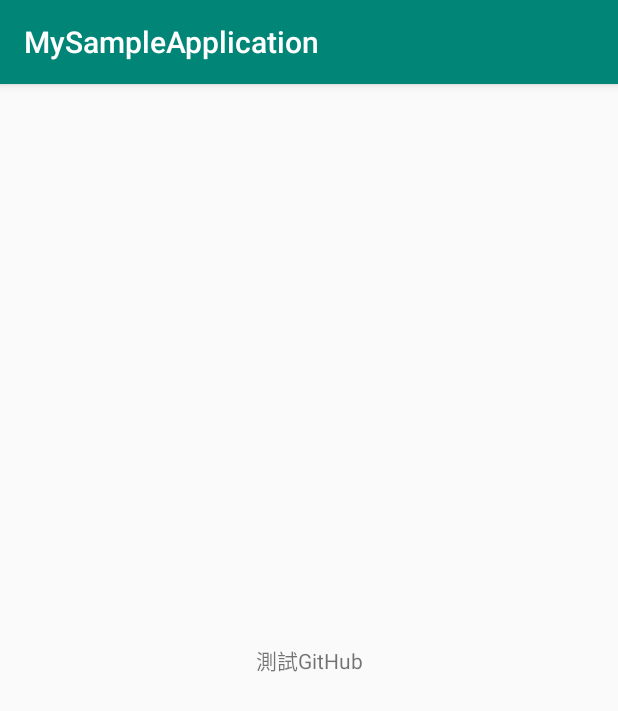
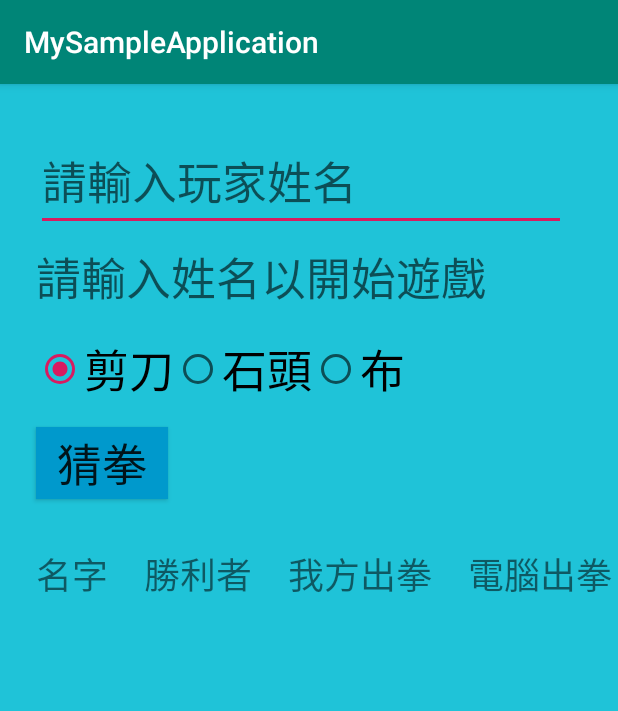
Before and after one commit to yangpeiching/MyAndroidProject, an Android app: the screen it shows after launch (MainActivity), on a phone screen of 412 x 824 dp. Shown: the top 711 px of the screen. Run offline under Robolectric (Android 15) with nearby library versions, the phone set to English and light mode, and no system bars.

Commit message:
modified text size
modified text size

```diff
--- a/app/src/main/res/layout/activity_main.xml
+++ b/app/src/main/res/layout/activity_main.xml
@@ -4,15 +4,117 @@
     xmlns:tools="http://schemas.android.com/tools"
     android:layout_width="match_parent"
     android:layout_height="match_parent"
+    android:background="#DF00BCD4"
     tools:context=".MainActivity">
 
-    <TextView
+    <EditText
+        android:id="@+id/ed_name"
         android:layout_width="wrap_content"
         android:layout_height="wrap_content"
-        android:text="測試GitHub"
-        app:layout_constraintBottom_toBottomOf="parent"
-        app:layout_constraintLeft_toLeftOf="parent"
-        app:layout_constraintRight_toRightOf="parent"
+        android:layout_marginStart="24dp"
+        android:layout_marginTop="32dp"
+        android:ems="10"
+        android:hint="請輸入玩家姓名"
+        android:inputType="textPersonName"
+        android:textSize="30sp"
+        app:layout_constraintStart_toStartOf="parent"
         app:layout_constraintTop_toTopOf="parent" />
 
+    <TextView
+        android:id="@+id/tv_text"
+        android:layout_width="wrap_content"
+        android:layout_height="wrap_content"
+        android:layout_marginTop="8dp"
+        android:text="請輸入姓名以開始遊戲"
+        android:textAppearance="@style/Base.TextAppearance.AppCompat.Medium"
+        android:textSize="30sp"
+        app:layout_constraintLeft_toLeftOf="parent"
+        app:layout_constraintStart_toStartOf="@+id/ed_name"
+        app:layout_constraintTop_toBottomOf="@+id/ed_name" />
+
+    <RadioGroup
+        android:id="@+id/radioGroup"
+        android:layout_width="wrap_content"
+        android:layout_height="wrap_content"
+        android:layout_marginTop="16dp"
+        android:orientation="horizontal"
+        app:layout_constraintStart_toStartOf="@+id/tv_text"
+        app:layout_constraintTop_toBottomOf="@+id/tv_text">
+
+        <RadioButton
+            android:id="@+id/btn_scissor"
+            android:layout_width="wrap_content"
+            android:layout_height="wrap_content"
+            android:layout_weight="1"
+            android:checked="true"
+            android:text="剪刀"
+            android:textSize="30sp" />
+
+        <RadioButton
+            android:id="@+id/btn_stone"
+            android:layout_width="wrap_content"
+            android:layout_height="wrap_content"
+            android:layout_weight="1"
+            android:text="石頭"
+            android:textSize="30sp" />
+
+        <RadioButton
+            android:id="@+id/btn_paper"
+            android:layout_width="wrap_content"
+            android:layout_height="wrap_content"
+            android:layout_weight="1"
+            android:text="布"
+            android:textSize="30sp" />
+    </RadioGroup>
+
+    <Button
+        android:id="@+id/btn_mora"
+        android:layout_width="wrap_content"
+        android:layout_height="wrap_content"
+        android:layout_marginTop="16dp"
+        android:background="@android:color/holo_blue_dark"
+        android:text="猜拳"
+        android:textSize="30sp"
+        app:layout_constraintStart_toStartOf="@+id/radioGroup"
+        app:layout_constraintTop_toBottomOf="@+id/radioGroup" />
+
+    <TextView
+        android:id="@+id/tv_name"
+        android:layout_width="wrap_content"
+        android:layout_height="wrap_content"
+        android:layout_marginTop="32dp"
+        android:text="名字"
+        android:textSize="24sp"
+        app:layout_constraintStart_toStartOf="@+id/btn_mora"
+        app:layout_constraintTop_toBottomOf="@+id/btn_mora" />
+
+    <TextView
+        android:id="@+id/tv_winner"
+        android:layout_width="wrap_content"
+        android:layout_height="wrap_content"
+        android:layout_marginStart="24dp"
+        android:text="勝利者"
+        android:textSize="24sp"
+        app:layout_constraintStart_toEndOf="@+id/tv_name"
+        app:layout_constraintTop_toTopOf="@+id/tv_name" />
+
+    <TextView
+        android:id="@+id/tv_mmora"
+        android:layout_width="wrap_content"
+        android:layout_height="wrap_content"
+        android:layout_marginStart="24dp"
+        android:text="我方出拳"
+        android:textSize="24sp"
+        app:layout_constraintStart_toEndOf="@+id/tv_winner"
+        app:layout_constraintTop_toTopOf="@+id/tv_winner" />
+
+    <TextView
+        android:id="@+id/tv_cmora"
+        android:layout_width="wrap_content"
+        android:layout_height="wrap_content"
+        android:layout_marginStart="24dp"
+        android:text="電腦出拳"
+        android:textSize="24sp"
+        app:layout_constraintStart_toEndOf="@+id/tv_mmora"
+        app:layout_constraintTop_toTopOf="@+id/tv_mmora" />
 </androidx.constraintlayout.widget.ConstraintLayout>
```
